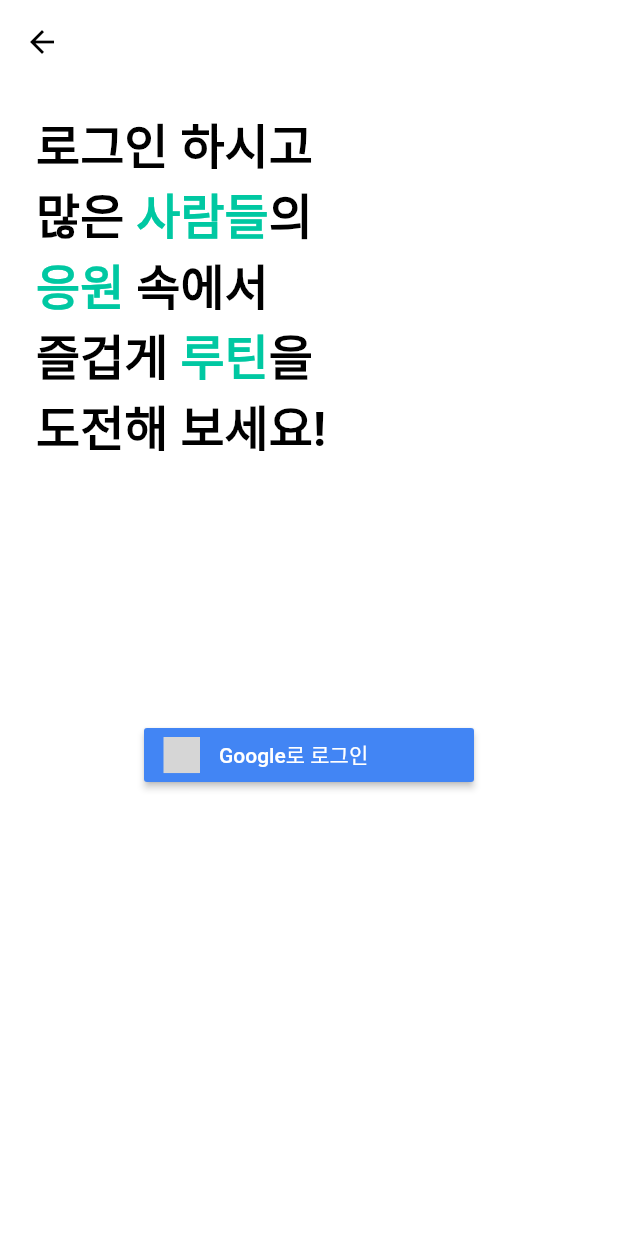
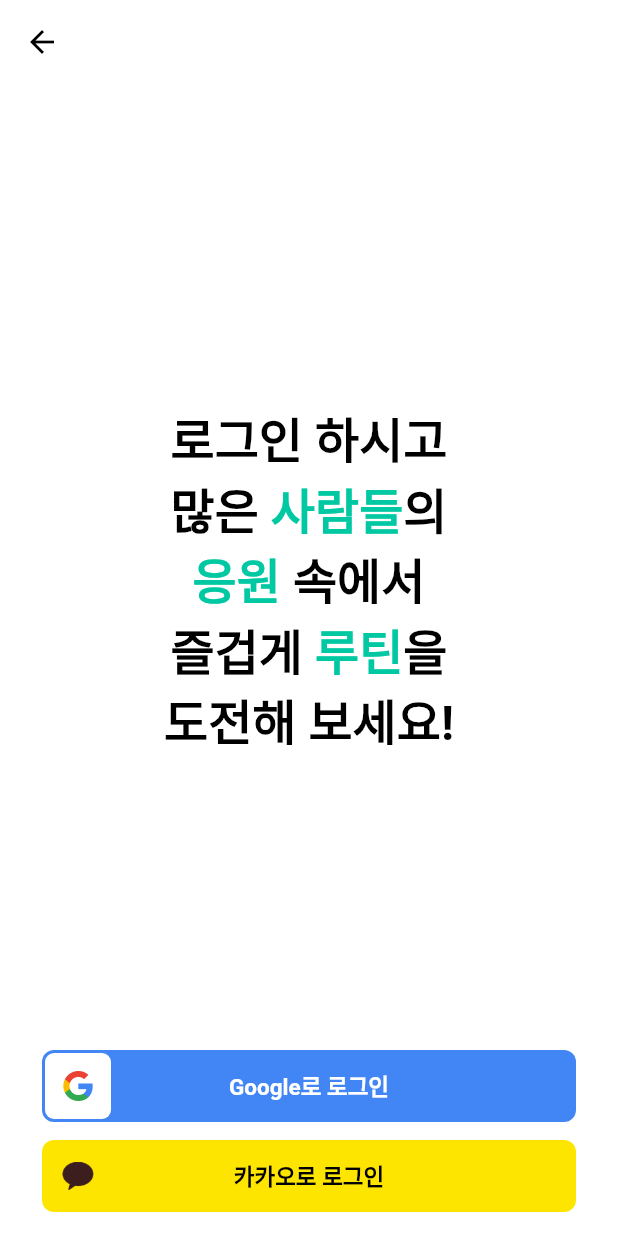
Before and after one commit to oh-jinsu/madeit, a Flutter app: the SignInPage screen opened directly, after a tap on "Google로 로그인", on a phone screen of 412 x 824 dp. Run offline on Flutter 3.47's test engine with Material 2 defaults, Android fonts, the phone set to English and light mode, and no system bars; our stand-ins replace firebase_core, flutter_dotenv, flutter_secure_storage, google_sign_in, image_picker, rxdart and 2 more; missing offline and left inert: kakao_flutter_sdk; accounts and stored records are empty; generated files the repository leaves out were written again; network calls fail; grey boxes are pictures that could not be loaded.

Commit message:
Add the kakao sdk

```diff
--- a/lib/application/effects/third_party_account.dart
+++ b/lib/application/effects/third_party_account.dart
@@ -1,4 +1,7 @@
+import 'package:flutter/services.dart';
+import 'package:flutter_dotenv/flutter_dotenv.dart';
 import 'package:google_sign_in/google_sign_in.dart';
+import 'package:kakao_flutter_sdk/kakao_flutter_sdk.dart';
 import 'package:madeit/application/events/sign_in_cancled.dart';
 import 'package:madeit/application/events/sign_in_pending.dart';
 import 'package:madeit/application/events/third_party_account_found.dart';
@@ -63,5 +66,48 @@ void thirdPartyAccountEffect(ThirdPartyAccountRequested event) async {
         dispatch(const SignInCanceled());
       }
       break;
+    case "kakao":
+      dispatch(const SignInPending());
+
+      KakaoSdk.init(
+        nativeAppKey: dotenv.get("KAKAO_NATIVE_APP_KEY"),
+      );
+
+      try {
+        final authorization = await () async {
+          if (await isKakaoTalkInstalled()) {
+            try {
+              return UserApi.instance.loginWithKakaoTalk();
+            } catch (e) {
+              if (e is PlatformException && e.code == "CANCELED") {
+                rethrow;
+              }
+
+              return UserApi.instance.loginWithKakaoAccount();
+            }
+          } else {
+            return UserApi.instance.loginWithKakaoAccount();
+          }
+        }();
+
+        final idToken = authorization.idToken;
+
+        if (idToken == null) {
+          return dispatch(const SignInCanceled());
+        }
+
+        final user = await UserApi.instance.me();
+
+        dispatch(ThirdPartyAccountFound(
+          provider: "kakao",
+          idToken: idToken,
+          name: user.kakaoAccount?.name,
+          email: user.kakaoAccount?.email,
+        ));
+      } catch (e) {
+        dispatch(const SignInCanceled());
+      }
+
+      break;
   }
 }
--- a/lib/composition/room_preview/page.dart
+++ b/lib/composition/room_preview/page.dart
@@ -16,12 +16,11 @@ class RoomPreviewPage extends StatelessWidget {
       body: Ink(
         color: Colors.white,
         child: SingleChildScrollView(
-          padding: const EdgeInsets.only(
-            top: 88.0,
-          ),
+          child: SafeArea(
             child: Column(
               crossAxisAlignment: CrossAxisAlignment.start,
               children: [
+                const SizedBox(height: 32.0),
                 Padding(
                   padding: const EdgeInsets.only(
                     left: paddingLeft,
@@ -117,6 +116,7 @@ class RoomPreviewPage extends StatelessWidget {
             ),
           ),
         ),
+      ),
       bottomNavigationBar: Ink(
         color: Colors.white,
         child: Container(
--- a/lib/composition/signin/page.dart
+++ b/lib/composition/signin/page.dart
@@ -1,10 +1,11 @@
 import 'dart:io';
 
 import 'package:flutter/material.dart';
-import 'package:flutter_signin_button/button_list.dart';
-import 'package:flutter_signin_button/button_view.dart';
 import 'package:madeit/application/events/third_party_account_requested.dart';
 import 'package:madeit/application/reducers/sign_in_form.dart';
+import 'package:madeit/composition/signin/widget/signin_button_apple.dart';
+import 'package:madeit/composition/signin/widget/signin_button_google.dart';
+import 'package:madeit/composition/signin/widget/signin_button_kakao.dart';
 import 'package:madeit/core/channel.dart';
 
 class SignInPage extends StatelessWidget {
@@ -17,15 +18,18 @@ class SignInPage extends StatelessWidget {
       appBar: AppBar(
         shape: const Border(),
       ),
-      body: Padding(
+      body: SafeArea(
+        child: Padding(
           padding: const EdgeInsets.symmetric(
-          horizontal: 24.0,
+            horizontal: 28.0,
             vertical: 16.0,
           ),
           child: Column(
-          crossAxisAlignment: CrossAxisAlignment.start,
+            crossAxisAlignment: CrossAxisAlignment.center,
             children: [
+              const Spacer(),
               RichText(
+                textAlign: TextAlign.center,
                 text: TextSpan(
                   style: const TextStyle(
                     fontSize: 32.0,
@@ -58,7 +62,7 @@ class SignInPage extends StatelessWidget {
                   ],
                 ),
               ),
-            const Spacer(flex: 3),
+              const Spacer(),
               StreamBuilder<bool?>(
                 stream: signInFormStore,
                 builder: (context, snapshot) {
@@ -68,10 +72,8 @@ class SignInPage extends StatelessWidget {
                     return Column(
                       children: [
                         if (Platform.isIOS) ...[
-                        Center(
-                          child: SignInButton(
-                            Buttons.AppleDark,
-                            onPressed: () {
+                          SignInButtonApple(
+                            onTap: () {
                               if (data != true) {
                                 return;
                               }
@@ -80,15 +82,11 @@ class SignInPage extends StatelessWidget {
                                 const ThirdPartyAccountRequested("apple"),
                               );
                             },
-                            text: "Apple로 로그인",
                           ),
-                        ),
+                          const SizedBox(height: 12.0),
                         ],
-                      const SizedBox(height: 4.0),
-                      Center(
-                        child: SignInButton(
-                          Buttons.GoogleDark,
-                          onPressed: () {
+                        SignInButtonGoogle(
+                          onTap: () {
                             if (data != true) {
                               return;
                             }
@@ -97,8 +95,18 @@ class SignInPage extends StatelessWidget {
                               const ThirdPartyAccountRequested("google"),
                             );
                           },
-                          text: "Google로 로그인",
                         ),
+                        const SizedBox(height: 12.0),
+                        SignInButtonKakao(
+                          onTap: () {
+                            if (data != true) {
+                              return;
+                            }
+
+                            dispatch(
+                              const ThirdPartyAccountRequested("kakao"),
+                            );
+                          },
                         ),
                       ],
                     );
@@ -107,8 +115,8 @@ class SignInPage extends StatelessWidget {
                   return const SizedBox();
                 },
               ),
-            const Spacer(flex: 5),
             ],
+          ),
         ),
       ),
     );
--- /dev/null
+++ b/lib/composition/signin/widget/signin_button_google.dart
@@ -0,0 +1,62 @@
+import 'package:flutter/material.dart';
+
+class SignInButtonGoogle extends StatelessWidget {
+  final void Function()? onTap;
+
+  const SignInButtonGoogle({
+    Key? key,
+    this.onTap,
+  }) : super(key: key);
+
+  @override
+  Widget build(BuildContext context) {
+    return InkWell(
+      onTap: onTap,
+      child: Ink(
+        width: double.infinity,
+        height: 48.0,
+        decoration: BoxDecoration(
+          borderRadius: BorderRadius.circular(8.0),
+          color: const Color(0xff4285f4),
+        ),
+        child: Stack(
+          children: [
+            Positioned(
+              top: 2.0,
+              left: 2.0,
+              child: SizedBox(
+                width: 44.0,
+                height: 44.0,
+                child: Ink(
+                  decoration: BoxDecoration(
+                    color: Colors.white,
+                    borderRadius: BorderRadius.circular(6.0),
+                  ),
+                  child: Center(
+                    child: SizedBox(
+                      width: 20.0,
+                      height: 20.0,
+                      child: Image.asset(
+                        "assets/images/symbol_google.png",
+                      ),
+                    ),
+                  ),
+                ),
+              ),
+            ),
+            const Center(
+              child: Text(
+                "Google로 로그인",
+                style: TextStyle(
+                  color: Colors.white,
+                  fontWeight: FontWeight.bold,
+                  fontSize: 15.0,
+                ),
+              ),
+            )
+          ],
+        ),
+      ),
+    );
+  }
+}
--- /dev/null
+++ b/lib/composition/signin/widget/signin_button_kakao.dart
@@ -0,0 +1,52 @@
+import 'package:flutter/material.dart';
+
+class SignInButtonKakao extends StatelessWidget {
+  final void Function()? onTap;
+
+  const SignInButtonKakao({
+    Key? key,
+    this.onTap,
+  }) : super(key: key);
+
+  @override
+  Widget build(BuildContext context) {
+    return InkWell(
+      onTap: onTap,
+      child: Ink(
+        width: double.infinity,
+        height: 48.0,
+        decoration: BoxDecoration(
+          borderRadius: BorderRadius.circular(8.0),
+          color: const Color(0xfffee500),
+        ),
+        child: Stack(
+          children: [
+            SizedBox(
+              width: 48.0,
+              height: 48.0,
+              child: Center(
+                child: SizedBox(
+                  width: 21.0,
+                  height: 21.0,
+                  child: Image.asset(
+                    "assets/images/symbol_kakao.png",
+                  ),
+                ),
+              ),
+            ),
+            const Center(
+              child: Text(
+                "카카오로 로그인",
+                style: TextStyle(
+                  color: Colors.black,
+                  fontWeight: FontWeight.bold,
+                  fontSize: 15.0,
+                ),
+              ),
+            )
+          ],
+        ),
+      ),
+    );
+  }
+}
--- a/pubspec.yaml
+++ b/pubspec.yaml
@@ -16,9 +16,9 @@ dependencies:
   cupertino_icons: ^1.0.2
   image_picker: ^0.8.5+3
   flutter_dotenv: ^5.0.2
-  flutter_signin_button: ^2.0.0
   google_sign_in: ^5.3.3
   sign_in_with_apple: ^4.0.0
+  kakao_flutter_sdk: ^1.1.1
   crypto: ^3.0.2
   firebase_core: ^1.17.1
   firebase_messaging: ^11.4.1
@@ -40,4 +40,5 @@ dev_dependencies:
 flutter:
   uses-material-design: true
   assets:
-  - .env
+    - .env
+    - assets/images/
```
Also changed, not shown: lib/composition/signin/widget/signin_button_apple.dart (added, +48 -0 lines), assets/images/symbol_google.png (added), assets/images/symbol_kakao.png (added), pubspec.lock, 3 other files. Lines whose indentation alone changed are shown as unchanged.
